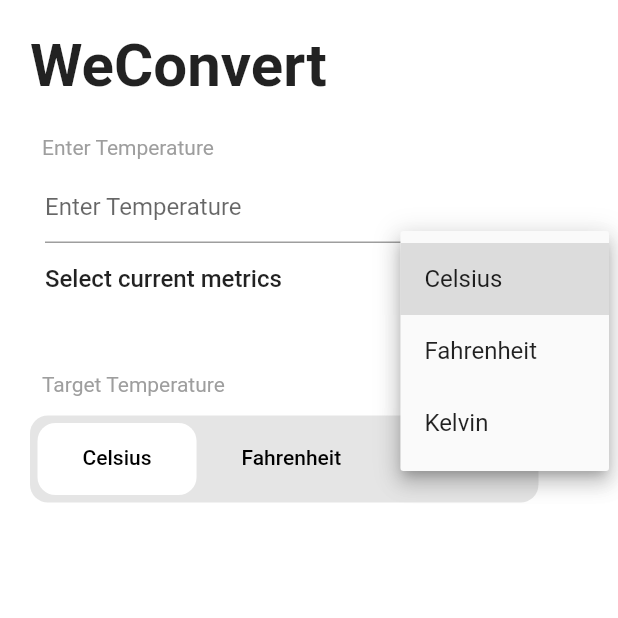
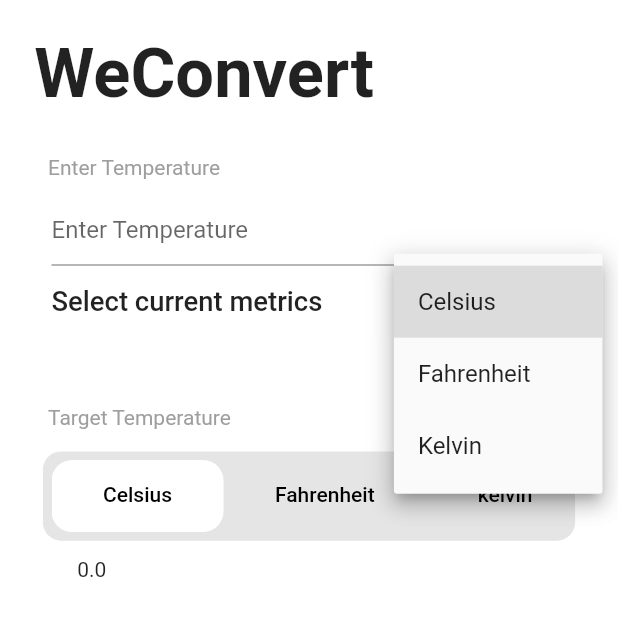
Before and after one commit to Nisha-Laniya/temperature_converter, a Flutter app: the screen it shows after launch, after a tap on "Celsius", on a phone screen of 412 x 824 dp, the top half of it. Run offline on Flutter 3.47's test engine with Material 2 defaults, Android fonts, the phone set to English and light mode, and no system bars; our stand-ins replace flutter_screenutil.

```diff
--- a/lib/main.dart
+++ b/lib/main.dart
@@ -1,4 +1,5 @@
 import 'package:flutter/material.dart';
+import 'package:flutter_screenutil/flutter_screenutil.dart';
 import 'package:temperature_converter/screens/home_screen.dart';
 
 void main() {
@@ -11,12 +12,20 @@ class MyApp extends StatelessWidget {
   // This widget is the root of your application.
   @override
   Widget build(BuildContext context) {
+    return ScreenUtilInit(
+      designSize: const Size(360, 690),
+      minTextAdapt: true,
+      splitScreenMode: true,
+      builder: (context,child) {
         return MaterialApp(
+          debugShowCheckedModeBanner: false,
             title: 'Flutter Demo',
             theme: ThemeData(
               primarySwatch: Colors.blue,
             ),
             home: HomeScreen()
         );
+      },
+    );
   }
 }
--- a/lib/screens/home_screen.dart
+++ b/lib/screens/home_screen.dart
@@ -1,4 +1,6 @@
 import 'package:flutter/material.dart';
+import 'package:flutter_screenutil/flutter_screenutil.dart';
+import 'package:provider/provider.dart';
 
 class HomeScreen extends StatefulWidget {
   const HomeScreen({Key? key}) : super(key: key);
@@ -7,15 +9,41 @@ class HomeScreen extends StatefulWidget {
   State<HomeScreen> createState() => _HomeScreenState();
 }
 
-List<String> list = <String>['Celsius', 'Fahrenheit','Kelvin'];
+List<String> list = <String>['Celsius', 'Fahrenheit', 'Kelvin'];
 
-class _HomeScreenState extends State<HomeScreen>{
+class _HomeScreenState extends State<HomeScreen> {
+
   String selectedValue = list.first;
   TextEditingController textController = TextEditingController();
+  String output = '0.0';
+  int? input;
+  int tabValue = 0;
+
+  void converter() {
+    input = int.parse(textController.text);
+    if (selectedValue == 'Celsius' && tabValue == 0) {
+      output = textController.text;
+    } else if (selectedValue == 'Celsius' && tabValue == 1) {
+      output = ((input! * 9 / 5) + 32).toStringAsFixed(2);
+    } else if (selectedValue == 'Celsius' && tabValue == 2) {
+      output = (input! + 273.15).toStringAsFixed(2);
+    } else if (selectedValue == 'Fahrenheit' && tabValue == 0) {
+      output = ((input! - 32) * 5 / 9).toStringAsFixed(2);
+    } else if (selectedValue == 'Fahrenheit' && tabValue == 1) {
+      output = textController.text;
+    } else if (selectedValue == 'Fahrenheit' && tabValue == 2) {
+      output = ((input! - 32) * 5 / 9 + 273.15).toStringAsFixed(2);
+    } else if (selectedValue == 'Kelvin' && tabValue == 0) {
+      output = (input! - 273.15).toStringAsFixed(2);
+    } else if (selectedValue == 'Kelvin' && tabValue == 1) {
+      output = ((input! - 273.15) * 9 / 5 + 32).toStringAsFixed(2);
+    } else if (selectedValue == "Kelvin" && tabValue == 2) {
+      output = textController.text;
+    }
+  }
+
   @override
   Widget build(BuildContext context) {
-
-
     return Scaffold(
       backgroundColor: Colors.white.withOpacity(0.9),
       body: DefaultTabController(
@@ -23,51 +51,61 @@ class _HomeScreenState extends State<HomeScreen>{
         child: SafeArea(
           child: SingleChildScrollView(
             child: Padding(
-              padding: const EdgeInsets.all(20),
+              padding: const EdgeInsets.all(20).w,
               child: Column(
                 crossAxisAlignment: CrossAxisAlignment.start,
-                children:  [
-                  Text('WeConvert',style: TextStyle(fontSize: 40,fontWeight: FontWeight.bold),),
-                  SizedBox(height: 15,),
+                children: [
+                  Text(
+                    'WeConvert',
+                    style: TextStyle(fontSize: 40.sp, fontWeight: FontWeight.bold),
+                  ),
+                  SizedBox(
+                    height: 15.h,
+                  ),
                   Padding(
-                    padding: const EdgeInsets.all(8.0),
-                    child: Text('Enter Temperature',style: TextStyle(color: Colors.grey),),
+                    padding: const EdgeInsets.all(8.0).w,
+                    child: Text(
+                      'Enter Temperature',
+                      style: TextStyle(color: Colors.grey),
+                    ),
                   ),
                   Container(
                     decoration: BoxDecoration(
                         color: Colors.white,
-                      borderRadius: BorderRadius.circular(8)
-                    ),
+                        borderRadius: BorderRadius.circular(8).w),
                     child: Padding(
-                      padding: const EdgeInsets.only(left: 10,right: 10),
+                      padding: const EdgeInsets.only(left: 10, right: 10).r,
                       child: Column(
                         children: [
                           TextField(
-                            decoration: InputDecoration(
-                                hintText: 'Enter Temperature'
-                            ),
+                            decoration:
+                                InputDecoration(hintText: 'Enter Temperature'),
                             keyboardType: TextInputType.number,
                             controller: textController,
                           ),
                           Row(
                             children: [
-                              Text('Select current metrics',style: TextStyle(fontWeight: FontWeight.w500,fontSize: 16),),
+                              Text(
+                                'Select current metrics',
+                                style: TextStyle(
+                                    fontWeight: FontWeight.w500, fontSize: 16.sp),
+                              ),
                               Spacer(),
                               DropdownButton<String>(
                                 value: selectedValue,
-                                  items: list.map<DropdownMenuItem<String>>((String value) {
+                                items: list.map<DropdownMenuItem<String>>(
+                                    (String value) {
                                   return DropdownMenuItem<String>(
                                     value: value,
                                     child: Text(value),
                                   );
                                 }).toList(),
-                                  onChanged: (String? value) {
-
+                                onChanged: (value) {
                                   setState(() {
                                     selectedValue = value!;
-                                      print(selectedValue);
+                                    converter();
                                   });
-                                  }
+                                },
                               ),
                             ],
                           )
@@ -75,55 +113,79 @@ class _HomeScreenState extends State<HomeScreen>{
                       ),
                     ),
                   ),
-                  SizedBox(height: 30,),
+                  SizedBox(
+                    height: 30.h,
+                  ),
                   Padding(
-                    padding: const EdgeInsets.all(8.0),
-                    child: Text('Target Temperature',style: TextStyle(color: Colors.grey),),
+                    padding: const EdgeInsets.all(8.0).w,
+                    child: Text(
+                      'Target Temperature',
+                      style: TextStyle(color: Colors.grey),
+                    ),
                   ),
                   Container(
                     decoration: BoxDecoration(
-                      borderRadius: BorderRadius.circular(10),
+                      borderRadius: BorderRadius.circular(10).w,
                       color: Colors.white,
                     ),
                     child: Column(
+                      crossAxisAlignment: CrossAxisAlignment.start,
                       children: [
                         Padding(
-                          padding: const EdgeInsets.only(top: 5),
+                          padding: const EdgeInsets.only(
+                              top: 5, left: 5, right: 5, bottom: 5).r,
                           child: Container(
                             decoration: BoxDecoration(
                               color: Colors.black.withOpacity(0.1),
                               borderRadius: BorderRadius.circular(12),
                             ),
                             child: Padding(
-                              padding: const EdgeInsets.only(left: 5,right: 5,top: 5,bottom: 5),
+                              padding: const EdgeInsets.only(
+                                  left: 5, right: 5, top: 5, bottom: 5).r,
                               child: TabBar(
                                 indicator: BoxDecoration(
-                                  borderRadius: BorderRadius.circular(12),
+                                  borderRadius: BorderRadius.circular(12).w,
                                   color: Colors.white,
                                 ),
-
                                 isScrollable: true,
-                                  labelPadding: EdgeInsets.symmetric(horizontal: 30),
+                                labelPadding:
+                                    EdgeInsets.symmetric(horizontal: 30.sp),
                                 tabs: const [
-                                    Tab(child: Text('Celsius',style: TextStyle(color: Colors.black),),),
-                                    Tab(child: Text('Fahrenheit',style: TextStyle(color: Colors.black),),),
-                                    Tab(child: Text('kelvin',style: TextStyle(color: Colors.black),),),
-                                  ]
+                                  Tab(
+                                    child: Text(
+                                      'Celsius',
+                                      style: TextStyle(color: Colors.black),
+                                    ),
+                                  ),
+                                  Tab(
+                                    child: Text(
+                                      'Fahrenheit',
+                                      style: TextStyle(color: Colors.black),
+                                    ),
+                                  ),
+                                  Tab(
+                                    child: Text(
+                                      'kelvin',
+                                      style: TextStyle(color: Colors.black),
+                                    ),
+                                  ),
+                                ],
+                                onTap: (value) {
+                                  setState(() {
+                                    tabValue = value;
+                                    print(value);
+                                    converter();
+                                  });
+                                },
                               ),
                             ),
                           ),
                         ),
-                        // SizedBox(
-                        //   height: 50,
-                        //   child: TabBarView(
-                        //     controller: tabController,
-                        //       children: [
-                        //         Text('1'),
-                        //         Text('2'),
-                        //         Text('3'),
-                        //       ]
-                        //   ),
-                        // ),
+                        Padding(
+                          padding: const EdgeInsets.only(
+                              left: 25, top: 5, bottom: 5).r,
+                          child: Text('$output'),
+                        ),
                       ],
                     ),
                   )
--- a/pubspec.yaml
+++ b/pubspec.yaml
@@ -35,6 +35,8 @@ dependencies:
   # The following adds the Cupertino Icons font to your application.
   # Use with the CupertinoIcons class for iOS style icons.
   cupertino_icons: ^1.0.2
+  flutter_screenutil: ^5.7.0
+  provider: ^6.0.5
 
 dev_dependencies:
   flutter_test:
```
Also changed, not shown: pubspec.lock. Lines whose indentation alone changed are shown as unchanged.
